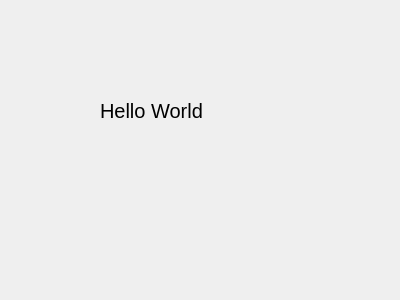
Above: AccountManagement/ui/qhomewidget.ui from ScarecrowStraw/MiniProject before the change. Below: the same form after it.
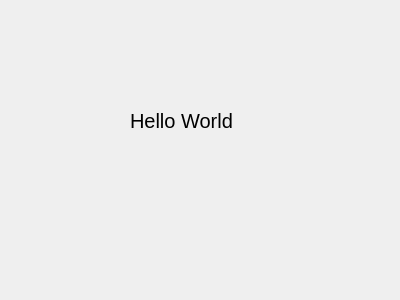
That is the form after the change.

Patch:
```diff
--- a/AccountManagement/ui/qhomewidget.ui
+++ b/AccountManagement/ui/qhomewidget.ui
@@ -16,8 +16,8 @@
   <widget class="QLabel" name="helloUser">
    <property name="geometry">
     <rect>
-     <x>100</x>
-     <y>80</y>
+     <x>130</x>
+     <y>90</y>
      <width>161</width>
      <height>61</height>
     </rect>
```
